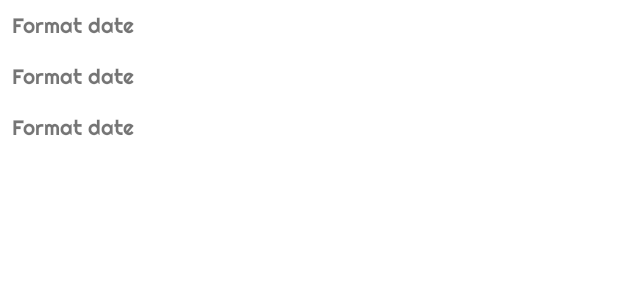
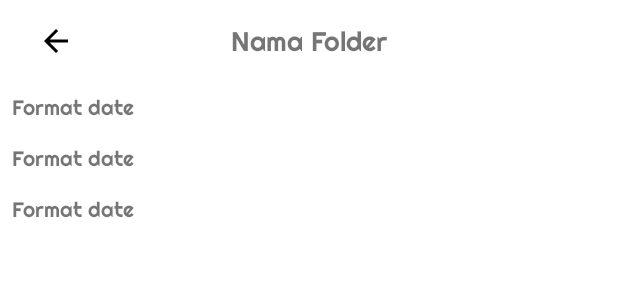
Before and after one commit to CinthyaLim/PhotoFolioApp, an Android app: the layout fragment_folder_photo_list.xml on its own in the app's theme, with its tools: preview values and no code run, on a phone screen of 412 x 824 dp. Shown: the top 300 px of the screen. Run offline under Robolectric (Android 15) with nearby library versions, the phone set to English and light mode, and no system bars.

Commit message:
Add Photo Folder List Header and Back Button

```diff
--- a/app/src/main/java/com/cinthya/photofolioapp/ui/folder/FolderAdapter.kt
+++ b/app/src/main/java/com/cinthya/photofolioapp/ui/folder/FolderAdapter.kt
@@ -29,7 +29,7 @@ class FolderAdapter(private val photoFolderList: List<PhotoFolder>): RecyclerVie
                     .apply(requestOptions)
                     .into(ivPhotoFolder)
                 itemView.setOnClickListener {
-                    onItemClickCallback.onItemClicked(content.folderId)
+                    onItemClickCallback.onItemClicked(content.folderId, content.folderName)
                 }
             }
         }
@@ -48,6 +48,6 @@ class FolderAdapter(private val photoFolderList: List<PhotoFolder>): RecyclerVie
     override fun getItemCount(): Int = photoFolderList.size
 
     interface OnItemClickCallback {
-        fun onItemClicked(data: String)
+        fun onItemClicked(data: String, folderName : String)
     }
 }
--- a/app/src/main/java/com/cinthya/photofolioapp/ui/folder/FolderFragment.kt
+++ b/app/src/main/java/com/cinthya/photofolioapp/ui/folder/FolderFragment.kt
@@ -70,8 +70,6 @@ class FolderFragment : Fragment() {
 
     private fun callViewModel(){
         viewModel.getImagesByFolders(requireActivity().contentResolver).observe(requireActivity()){
-            Log.d("FolderFragment", "Masuk!")
-            Log.d("FolderFragment", "${it.toString()}")
             if(it.isNotEmpty()){
                 setUpRecyclerView(it)
             }else{
@@ -88,8 +86,8 @@ class FolderFragment : Fragment() {
         }
 
         folderAdapter.setOnItemClickCallback(object :FolderAdapter.OnItemClickCallback {
-            override fun onItemClicked(data: String) {
-                val go = FolderFragmentDirections.actionFolderFragmentToFolderPhotoListFragment(data)
+            override fun onItemClicked(data: String, folderName: String) {
+                val go = FolderFragmentDirections.actionFolderFragmentToFolderPhotoListFragment(data, folderName)
                 findNavController().navigate(go)
             }
         })
--- a/app/src/main/java/com/cinthya/photofolioapp/ui/folder/list/FolderPhotoListFragment.kt
+++ b/app/src/main/java/com/cinthya/photofolioapp/ui/folder/list/FolderPhotoListFragment.kt
@@ -29,6 +29,12 @@ class FolderPhotoListFragment : Fragment() {
         super.onViewCreated(view, savedInstanceState)
 
         val folderId = FolderPhotoListFragmentArgs.fromBundle(arguments as Bundle).folderId
+        val folderName = FolderPhotoListFragmentArgs.fromBundle(arguments as Bundle).folderName
+
+        binding.tvHeaderFolderList.text = folderName
+        binding.btnBackToFolder.setOnClickListener {
+            requireActivity().onBackPressed()
+        }
         setUpData(folderId)
     }
 
--- a/app/src/main/res/layout/fragment_folder_photo_list.xml
+++ b/app/src/main/res/layout/fragment_folder_photo_list.xml
@@ -6,14 +6,41 @@
     android:layout_height="match_parent"
     tools:context=".ui.folder.list.FolderPhotoListFragment">
 
+
+    <TextView
+        android:id="@+id/tv_header_folder_list"
+        android:layout_width="match_parent"
+        android:layout_height="wrap_content"
+        android:fontFamily="@font/righteous"
+        android:gravity="center"
+        android:textSize="18sp"
+        android:layout_marginStart="25dp"
+        android:layout_marginEnd="25dp"
+        android:layout_marginTop="16dp"
+        android:text="@string/nama_folder"
+        app:layout_constraintStart_toStartOf="parent"
+        app:layout_constraintEnd_toEndOf="parent"
+        app:layout_constraintTop_toTopOf="parent"/>
+
+    <ImageView
+        android:id="@+id/btn_back_to_folder"
+        android:layout_width="wrap_content"
+        android:layout_marginStart="25dp"
+        android:src="@drawable/ic_baseline_arrow_back_24"
+        app:layout_constraintStart_toStartOf="parent"
+        app:layout_constraintTop_toTopOf="@id/tv_header_folder_list"
+        app:layout_constraintBottom_toBottomOf="@id/tv_header_folder_list"
+        android:layout_height="wrap_content"/>
+
     <androidx.recyclerview.widget.RecyclerView
         android:id="@+id/rv_all_photo_list"
         android:layout_width="0dp"
         android:layout_height="0dp"
+        android:layout_marginTop="16dp"
         tools:listitem="@layout/item_row_photo_folder_list"
         app:layout_constraintBottom_toBottomOf="parent"
         app:layout_constraintEnd_toEndOf="parent"
         app:layout_constraintStart_toStartOf="parent"
-        app:layout_constraintTop_toTopOf="parent" />
+        app:layout_constraintTop_toBottomOf="@id/tv_header_folder_list" />
 
 </androidx.constraintlayout.widget.ConstraintLayout>
--- a/app/src/main/res/navigation/main_navigation.xml
+++ b/app/src/main/res/navigation/main_navigation.xml
@@ -46,6 +46,9 @@
         <action
             android:id="@+id/action_folderPhotoListFragment_to_photoFragment"
             app:destination="@id/photoFragment" />
+        <argument
+            android:name="folderName"
+            app:argType="string" />
     </fragment>
     <fragment
         android:id="@+id/photoFragment"
--- a/app/src/main/res/values/strings.xml
+++ b/app/src/main/res/values/strings.xml
@@ -16,4 +16,5 @@
     <string name="path_penyimpanan">Path Penyimpanan :</string>
     <string name="all_folder">All Folder</string>
     <string name="all_photo">All Photo</string>
+    <string name="nama_folder">Nama Folder</string>
 </resources>
```
